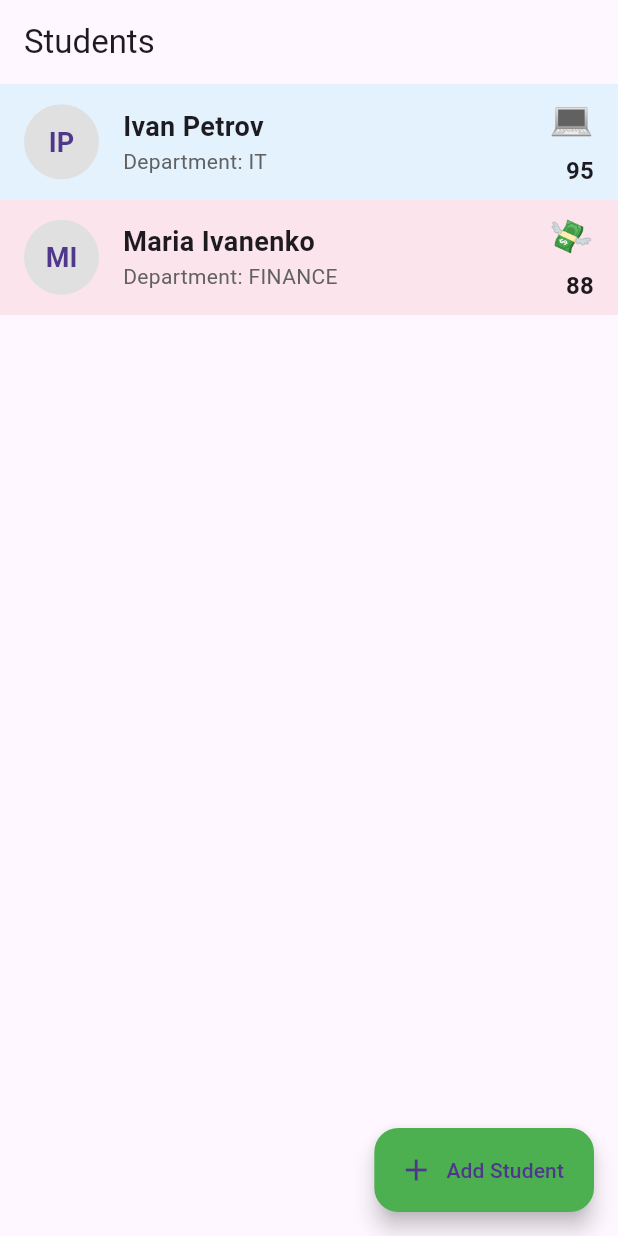
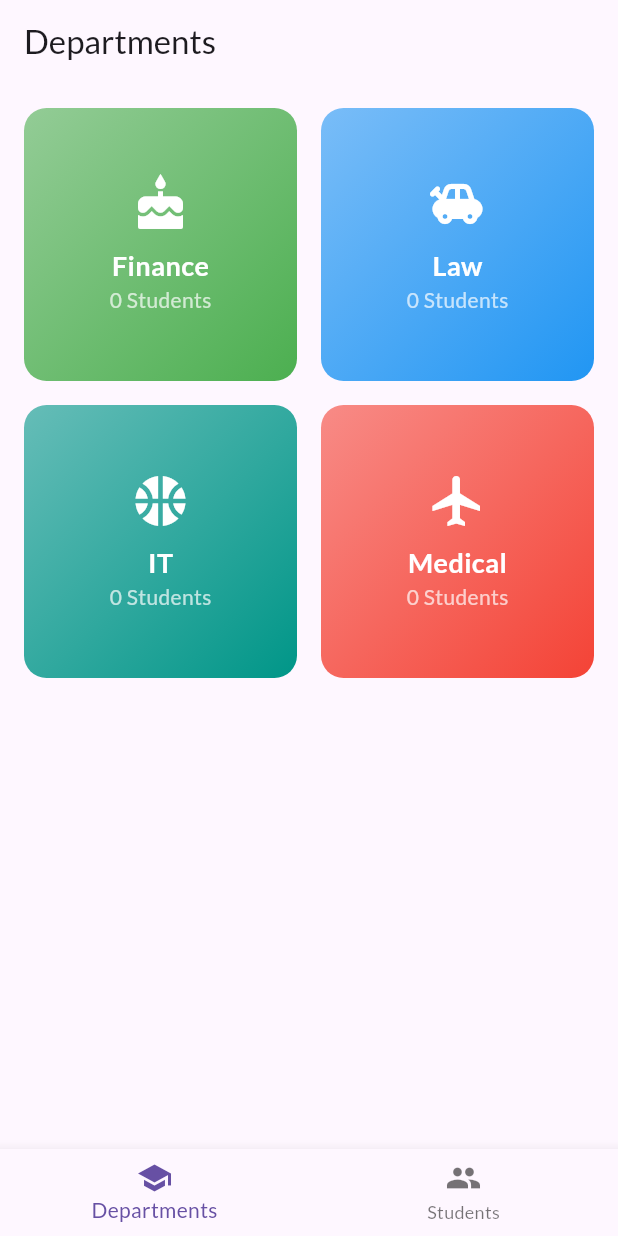
Before and after one commit to maksymkrasilia/krasilya_kiyki_21_8, a Flutter app: the screen it shows after launch, on a phone screen of 412 x 824 dp. Run offline on Flutter 3.47's test engine with Material 3 defaults, Android fonts, the phone set to English and light mode, and no system bars; our stand-ins replace flutter_riverpod, google_fonts.

Commit message:
Laboratorna3

```diff
--- a/lib/main.dart
+++ b/lib/main.dart
@@ -1,21 +1,65 @@
 import 'package:flutter/material.dart';
-import 'widgets/students.dart';
+import 'package:flutter_riverpod/flutter_riverpod.dart';
+import 'screens/departments_view.dart';
+import 'screens/students_view.dart';
+import 'package:google_fonts/google_fonts.dart';
 
 void main() {
-  runApp(const MyApp());
+  runApp(const ProviderScope(child: UniversityApp()));
 }
 
-class MyApp extends StatelessWidget {
-  const MyApp({Key? key}) : super(key: key);
+class UniversityApp extends StatelessWidget {
+  const UniversityApp({super.key});
 
   @override
   Widget build(BuildContext context) {
     return MaterialApp(
-      title: 'Students',
+      title: 'University Manager',
       theme: ThemeData(
-        primarySwatch: Colors.blue,
+        primarySwatch: Colors.blueGrey,
+        textTheme: GoogleFonts.latoTextTheme(),
       ),
-      home: StudentsScreen(),
+      home: const MainNavigation(),
     );
   }
 }
+
+class MainNavigation extends StatefulWidget {
+  const MainNavigation({super.key});
+
+  @override
+  State<MainNavigation> createState() => _MainNavigationState();
+}
+
+class _MainNavigationState extends State<MainNavigation> {
+  int _currentTabIndex = 0;
+
+  final List<Widget> _views = [
+    const DepartmentsView(),
+    const StudentsView(),
+  ];
+
+  @override
+  Widget build(BuildContext context) {
+    return Scaffold(
+      appBar: AppBar(
+        title: Text(_currentTabIndex == 0 ? 'Departments' : 'Students'),
+      ),
+      body: _views[_currentTabIndex],
+      bottomNavigationBar: BottomNavigationBar(
+        currentIndex: _currentTabIndex,
+        onTap: (index) => setState(() => _currentTabIndex = index),
+        items: const [
+          BottomNavigationBarItem(
+            icon: Icon(Icons.school),
+            label: 'Departments',
+          ),
+          BottomNavigationBarItem(
+            icon: Icon(Icons.group),
+            label: 'Students',
+          ),
+        ],
+      ),
+    );
+  }
+}
--- /dev/null
+++ b/lib/models/department.dart
@@ -0,0 +1,42 @@
+import 'package:flutter/material.dart';
+
+class Department {
+  final String id;
+  final String name;
+  final IconData icon;
+  final Color color;
+
+  const Department({
+    required this.id,
+    required this.name,
+    required this.icon,
+    required this.color,
+  });
+}
+
+const List<Department> predefinedDepartments = [
+  Department(
+    id: 'finance',
+    name: 'Finance',
+    icon: Icons.cake,
+    color: Colors.green,
+  ),
+  Department(
+    id: 'law',
+    name: 'Law',
+    icon: Icons.toys,
+    color: Colors.blue,
+  ),
+  Department(
+    id: 'it',
+    name: 'IT',
+    icon: Icons.sports_basketball,
+    color: Colors.teal,
+  ),
+  Department(
+    id: 'medical',
+    name: 'Medical',
+    icon: Icons.flight,
+    color: Colors.red,
+  ),
+];
--- a/lib/models/student.dart
+++ b/lib/models/student.dart
@@ -1,25 +1,24 @@
-enum Department { finance, law, it, medical }
+import 'department.dart';
+
 enum Gender { male, female }
 
 class Student {
+  final String id;
   final String firstName;
   final String lastName;
-  final Department department;
+  final String departmentId;
   final int grade;
   final Gender gender;
 
   Student({
+    required this.id,
     required this.firstName,
     required this.lastName,
-    required this.department,
+    required this.departmentId,
     required this.grade,
     required this.gender,
   });
+
+  Department get department =>
+      predefinedDepartments.firstWhere((d) => d.id == departmentId);
 }
-
-final departmentIcons = {
-  Department.finance: '\u{1F4B8}',
-  Department.law: '\u{2696}',
-  Department.it: '\u{1F4BB}',
-  Department.medical: '\u{2695}',
-};
--- /dev/null
+++ b/lib/screens/departments_view.dart
@@ -0,0 +1,59 @@
+import 'package:flutter/material.dart';
+import 'package:flutter_riverpod/flutter_riverpod.dart';
+import '../providers/students_provider.dart';
+import '../models/department.dart';
+
+class DepartmentsView extends ConsumerWidget {
+  const DepartmentsView({super.key});
+
+  @override
+  Widget build(BuildContext context, WidgetRef ref) {
+    final students = ref.watch(studentsProvider);
+
+    return GridView.builder(
+      padding: const EdgeInsets.all(16),
+      gridDelegate: const SliverGridDelegateWithFixedCrossAxisCount(
+        crossAxisCount: 2,
+        mainAxisSpacing: 16,
+        crossAxisSpacing: 16,
+      ),
+      itemCount: predefinedDepartments.length,
+      itemBuilder: (context, index) {
+        final department = predefinedDepartments[index];
+        final studentCount = students
+            .where((student) => student.departmentId == department.id)
+            .length;
+
+        return Container(
+          decoration: BoxDecoration(
+            gradient: LinearGradient(
+              colors: [department.color.withOpacity(0.6), department.color],
+              begin: Alignment.topLeft,
+              end: Alignment.bottomRight,
+            ),
+            borderRadius: BorderRadius.circular(15),
+          ),
+          child: Column(
+            mainAxisAlignment: MainAxisAlignment.center,
+            children: [
+              Icon(department.icon, size: 40, color: Colors.white),
+              const SizedBox(height: 8),
+              Text(
+                department.name,
+                style: const TextStyle(
+                  fontSize: 18,
+                  fontWeight: FontWeight.bold,
+                  color: Colors.white,
+                ),
+              ),
+              Text(
+                '$studentCount Students',
+                style: const TextStyle(fontSize: 14, color: Colors.white70),
+              ),
+            ],
+          ),
+        );
+      },
+    );
+  }
+}
--- a/lib/widgets/student_item.dart
+++ b/lib/widgets/student_item.dart
@@ -1,10 +1,11 @@
 import 'package:flutter/material.dart';
 import '../models/student.dart';
+import '../models/department.dart';
 
 class StudentItem extends StatelessWidget {
   final Student student;
 
-  const StudentItem({Key? key, required this.student}) : super(key: key);
+  const StudentItem({super.key, required this.student});
 
   Color _getBackgroundColorByGender(Gender gender) {
     return gender == Gender.male ? Colors.blue.shade50 : Colors.pink.shade50;
@@ -13,17 +14,31 @@ class StudentItem extends StatelessWidget {
   @override
   Widget build(BuildContext context) {
     return Container(
-      color: _getBackgroundColorByGender(student.gender),
-      padding: const EdgeInsets.symmetric(vertical: 8, horizontal: 16),
+      margin: const EdgeInsets.symmetric(vertical: 8, horizontal: 16),
+      padding: const EdgeInsets.all(16),
+      decoration: BoxDecoration(
+        color: _getBackgroundColorByGender(student.gender),
+        borderRadius: BorderRadius.circular(12),
+        boxShadow: [
+          BoxShadow(
+            color: Colors.grey.withOpacity(0.3),
+            blurRadius: 6,
+            offset: const Offset(2, 4),
+          ),
+        ],
+      ),
       child: Row(
-        crossAxisAlignment: CrossAxisAlignment.center,
+        crossAxisAlignment: CrossAxisAlignment.start,
         children: [
           CircleAvatar(
-            backgroundColor: Colors.grey.shade300,
-            radius: 25,
-            child: Text(
-              student.firstName[0].toUpperCase() + student.lastName[0].toUpperCase(),
-              style: const TextStyle(fontWeight: FontWeight.bold, fontSize: 18),
+            backgroundColor: student.gender == Gender.male
+                ? Colors.blue.shade100
+                : Colors.pink.shade100,
+            radius: 28,
+            child: Icon(
+              student.department.icon,
+              color: Colors.white,
+              size: 30,
             ),
           ),
           const SizedBox(width: 16),
@@ -33,11 +48,18 @@ class StudentItem extends StatelessWidget {
               children: [
                 Text(
                   '${student.firstName} ${student.lastName}',
-                  style: const TextStyle(fontSize: 18, fontWeight: FontWeight.bold),
+                  style: const TextStyle(
+                    fontWeight: FontWeight.bold,
+                    fontSize: 18,
+                  ),
                 ),
+                const SizedBox(height: 4),
                 Text(
-                  'Department: ${student.department.name.toUpperCase()}',
-                  style: TextStyle(fontSize: 14, color: Colors.grey.shade700),
+                  student.department.name,
+                  style: TextStyle(
+                    fontSize: 14,
+                    color: Colors.grey.shade600,
+                  ),
                 ),
               ],
             ),
@@ -46,13 +68,11 @@ class StudentItem extends StatelessWidget {
             crossAxisAlignment: CrossAxisAlignment.end,
             children: [
               Text(
-                departmentIcons[student.department]!,
-                style: const TextStyle(fontSize: 24),
-              ),
-              const SizedBox(height: 4),
-              Text(
                 student.grade.toString(),
-                style: const TextStyle(fontSize: 16, fontWeight: FontWeight.w600),
+                style: const TextStyle(
+                  fontSize: 16,
+                  fontWeight: FontWeight.bold,
+                ),
               ),
             ],
           ),
--- a/lib/widgets/students.dart
+++ /dev/null
@@ -1,87 +0,0 @@
-import 'package:flutter/material.dart';
-import '../models/student.dart';
-import 'student_item.dart';
-import 'new_student.dart';
-
-class StudentsScreen extends StatefulWidget {
-  @override
-  _StudentsScreenState createState() => _StudentsScreenState();
-}
-
-class _StudentsScreenState extends State<StudentsScreen> {
-  List<Student> _students = [
-    Student(firstName: 'Ivan', lastName: 'Petrov', department: Department.it, grade: 95, gender: Gender.male),
-    Student(firstName: 'Maria', lastName: 'Ivanenko', department: Department.finance, grade: 88, gender: Gender.female),
-  ];
-
-  void _addOrEditStudent([Student? student]) {
-    showModalBottomSheet(
-      context: context,
-      isScrollControlled: true,
-      builder: (_) {
-        return NewStudent(
-          student: student,
-          onSave: (newStudent) {
-            setState(() {
-              if (student != null) {
-                _students[_students.indexOf(student)] = newStudent;
-              } else {
-                _students.add(newStudent);
-              }
-            });
-          },
-        );
-      },
-    );
-  }
-
-  void _deleteStudent(int index) {
-    final removedStudent = _students[index];
-    setState(() {
-      _students.removeAt(index);
-    });
-
-    ScaffoldMessenger.of(context).showSnackBar(
-      SnackBar(
-        content: Text('${removedStudent.firstName} was removed'),
-        action: SnackBarAction(
-          label: 'Undo',
-          onPressed: () {
-            setState(() {
-              _students.insert(index, removedStudent);
-            });
-          },
-        ),
-      ),
-    );
-  }
-
-  @override
-  Widget build(BuildContext context) {
-    return Scaffold(
-      appBar: AppBar(
-        title: const Text('Students'),
-      ),
-      body: ListView.builder(
-        itemCount: _students.length,
-        itemBuilder: (context, index) {
-          return Dismissible(
-            key: ValueKey(_students[index]),
-            onDismissed: (_) => _deleteStudent(index),
-            background: Container(color: Colors.red),
-            child: InkWell(
-              onTap: () => _addOrEditStudent(_students[index]),
-              child: StudentItem(student: _students[index]),
-            ),
-          );
-        },
-      ),
-      floatingActionButton: FloatingActionButton.extended(
-        onPressed: () => _addOrEditStudent(),
-        label: const Text('Add Student'),
-        icon: const Icon(Icons.add),
-        backgroundColor: Colors.green,
-      ),
-    );
-  }
-}
```
Also changed, not shown: lib/providers/students_provider.dart (added, +45 -0 lines), lib/screens/students_view.dart (added, +83 -0 lines), lib/widgets/new_student.dart (+60 -36 lines), pubspec.yaml (+7 -0 lines), pubspec.lock, 1 other file.
